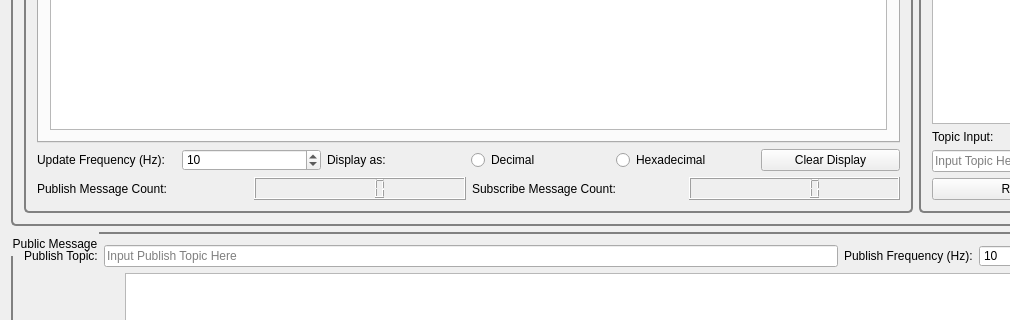
Phillweston/zmqtesttool, file ui/mainwindow.ui: the form before one commit; both pictures show x 0 to 1010 and y 223 to 543 of the 1343 by 768 pixel window.
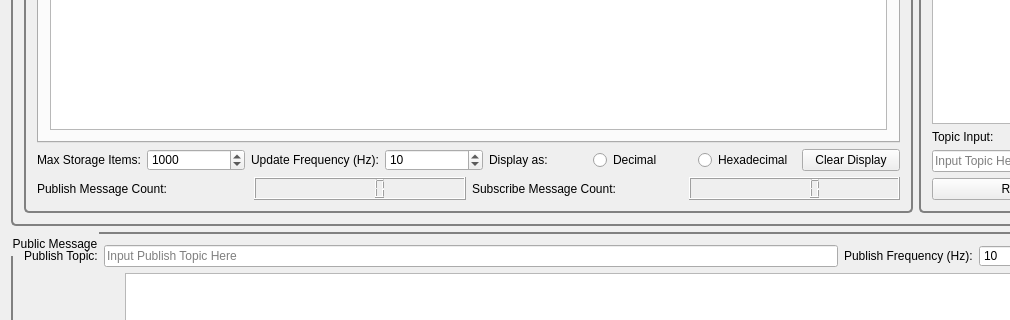
The form after the commit. Icons and pictures are not drawn.

Commit message: [Modification] Update radio button trigger logic

```diff
--- a/ui/mainwindow.ui
+++ b/ui/mainwindow.ui
@@ -231,6 +231,26 @@
             </item>
             <item>
              <layout class="QHBoxLayout" name="horizontalLayout_7">
+              <item>
+               <widget class="QLabel" name="labelMaxItem">
+                <property name="text">
+                 <string>Max Storage Items:</string>
+                </property>
+               </widget>
+              </item>
+              <item>
+               <widget class="QSpinBox" name="spinBoxMaxItem">
+                <property name="minimum">
+                 <number>1</number>
+                </property>
+                <property name="maximum">
+                 <number>10000</number>
+                </property>
+                <property name="value">
+                 <number>1000</number>
+                </property>
+               </widget>
+              </item>
               <item>
                <widget class="QLabel" name="labelUpdateFrequency">
                 <property name="text">
```
The commit also changes 6 other files.
